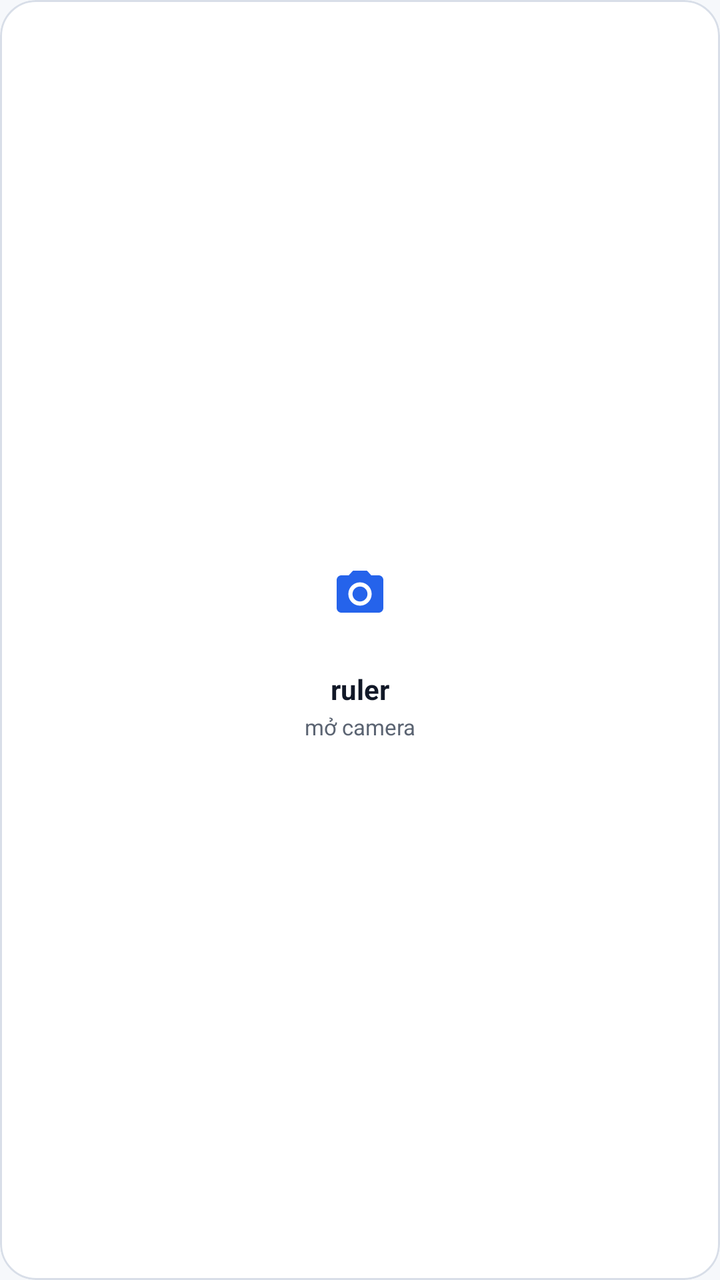
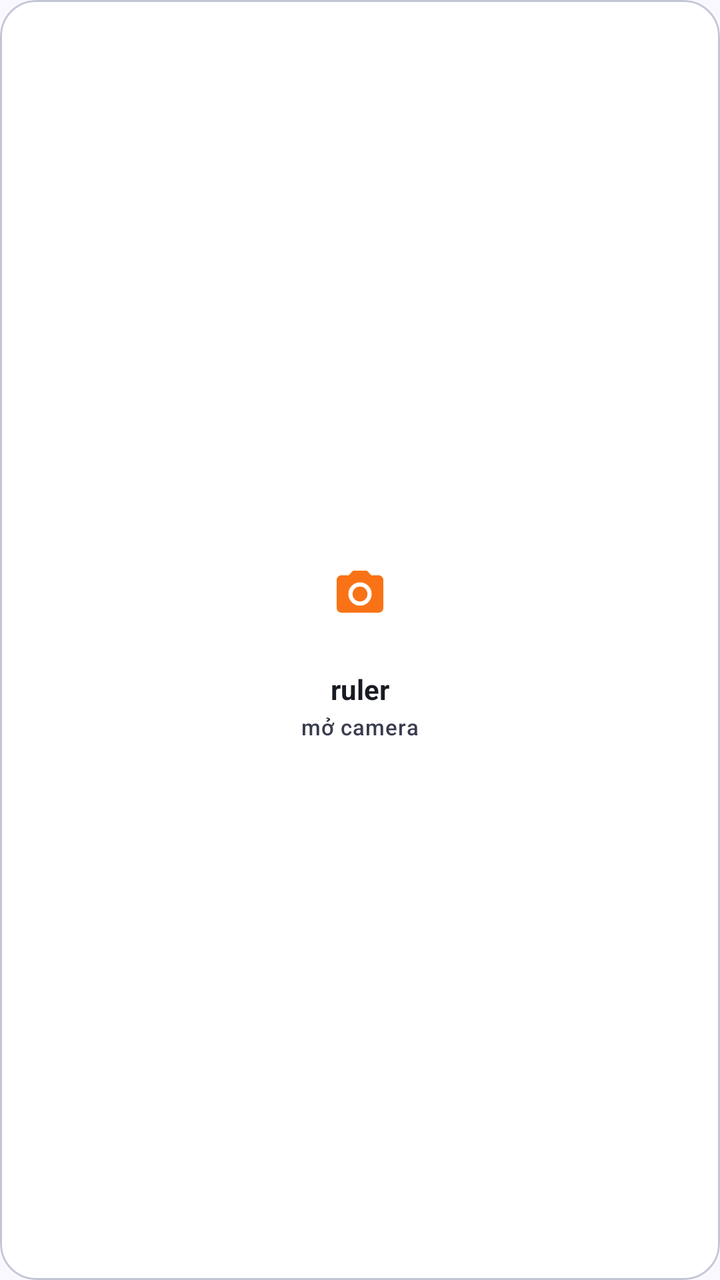

Screens rendered from an Android XML layout before and after an edit, with the pre-edit source and the edit as a unified diff.
<!-- AndroidManifest.xml: application theme Theme.ObjectLanguage -->
<!-- res/layout/item_dashboard_suggestion.xml -->
<?xml version="1.0" encoding="utf-8"?>
<com.google.android.material.card.MaterialCardView xmlns:android="http://schemas.android.com/apk/res/android"
    xmlns:app="http://schemas.android.com/apk/res-auto"
    android:layout_width="match_parent"
    android:layout_height="match_parent"
    android:clickable="true"
    android:focusable="true"
    android:foreground="?attr/selectableItemBackground"
    app:cardBackgroundColor="@color/surface"
    app:cardCornerRadius="18dp"
    app:cardElevation="0dp"
    app:strokeColor="@color/divider"
    app:strokeWidth="1dp">

    <LinearLayout
        android:layout_width="match_parent"
        android:layout_height="match_parent"
        android:gravity="center"
        android:orientation="vertical"
        android:padding="14dp">

        <ImageView
            android:id="@+id/ivSuggestionIcon"
            android:layout_width="56dp"
            android:layout_height="56dp"
            android:background="@drawable/bg_icon_surface"
            android:contentDescription="@null"
            android:padding="14dp"
            android:src="@drawable/ic_camera"
            app:tint="@color/card_scan_icon" />

        <TextView
            android:id="@+id/tvSuggestionTitle"
            android:layout_width="match_parent"
            android:layout_height="wrap_content"
            android:layout_marginTop="10dp"
            android:ellipsize="end"
            android:gravity="center"
            android:maxLines="1"
            android:text="ruler"
            android:textColor="@color/text_primary"
            android:textSize="14sp"
            android:textStyle="bold" />

        <TextView
            android:layout_width="match_parent"
            android:layout_height="wrap_content"
            android:layout_marginTop="2dp"
            android:ellipsize="end"
            android:gravity="center"
            android:maxLines="1"
            android:text="@string/dashboard_suggestion_scan_hint"
            android:textColor="@color/text_secondary"
            android:textSize="11sp" />
    </LinearLayout>
</com.google.android.material.card.MaterialCardView>
<!-- resources referenced by this layout -->
<resources>
  <color name="card_scan_icon">#2563EB</color>
  <color name="divider">#D8DEE8</color>
  <color name="surface">#FFFFFF</color>
  <color name="text_primary">#111827</color>
  <color name="text_secondary">#5B6472</color>
  <!-- drawable bg_icon_surface (drawable) -->
  <?xml version="1.0" encoding="utf-8"?>
  <shape xmlns:android="http://schemas.android.com/apk/res/android"
      android:shape="oval">
      <solid android:color="@color/surface" />
  </shape>
  <string name="dashboard_suggestion_scan_hint">mở camera</string>
  <style name="Theme.ObjectLanguage" parent="Theme.Material3.Light.NoActionBar">
          <item name="colorPrimary">@color/primary</item>
          <item name="colorPrimaryVariant">@color/primary_dark</item>
          <item name="colorOnPrimary">@color/text_on_primary</item>
          <item name="colorSecondary">@color/secondary</item>
          <item name="colorOnSecondary">@color/text_on_primary</item>
          <item name="android:colorBackground">@color/background</item>
          <item name="android:windowBackground">@color/background</item>
          <item name="colorSurface">@color/surface</item>
          <item name="android:statusBarColor">@color/background</item>
          <item name="android:windowLightStatusBar">true</item>
          <item name="android:navigationBarColor">@color/surface</item>
          <item name="android:windowLightNavigationBar" tools:targetApi="o_mr1">true</item>
          
          <item name="cardViewStyle">@style/Widget.App.CardView</item>
          <item name="bottomNavigationStyle">@style/Widget.App.BottomNav</item>
      </style>
  <color name="primary">#2563EB</color>
  <color name="primary_dark">#1E40AF</color>
  <color name="text_on_primary">#FFFFFF</color>
  <color name="secondary">#16A34A</color>
  <color name="background">#F6F8FB</color>
  <style name="Widget.App.CardView" parent="Widget.Material3.CardView.Elevated">
          <item name="cardBackgroundColor">@color/surface</item>
          <item name="cardCornerRadius">14dp</item>
          <item name="cardElevation">0dp</item>
          <item name="strokeWidth">0dp</item>
      </style>
  <style name="Widget.App.BottomNav" parent="Widget.Material3.BottomNavigationView">
          <item name="backgroundTint">@color/bottom_nav_bg</item>
          <item name="itemIconTint">@color/bottom_nav_color</item>
          <item name="itemTextColor">@color/bottom_nav_color</item>
          <item name="itemActiveIndicatorStyle">@style/Widget.App.BottomNav.ActiveIndicator</item>
          <item name="labelVisibilityMode">labeled</item>
          <item name="itemRippleColor">@color/primary_light</item>
      </style>
  <color name="bottom_nav_bg">#FFFFFF</color>
  <style name="Widget.App.BottomNav.ActiveIndicator" parent="Widget.Material3.BottomNavigationView.ActiveIndicator">
          <item name="android:color">@color/surface_variant</item>
          <item name="shapeAppearance">@style/ShapeAppearance.App.SmallComponent</item>
      </style>
  <color name="primary_light">#DBEAFE</color>
  <color name="surface_variant">#EAF0F7</color>
  <style name="ShapeAppearance.App.SmallComponent" parent="ShapeAppearance.Material3.SmallComponent">
          <item name="cornerSize">14dp</item>
      </style>
  <!-- unchanged entries left out for length: 1 -->
</resources>

<!-- the commit's change to res/layout/item_dashboard_suggestion.xml (unified diff, before → after) -->
@@ -50,7 +50,7 @@
             android:gravity="center"
             android:maxLines="1"
             android:text="@string/dashboard_suggestion_scan_hint"
-            android:textColor="@color/text_secondary"
+            android:textAppearance="@style/TextAppearance.App.Caption"
             android:textSize="11sp" />
     </LinearLayout>
 </com.google.android.material.card.MaterialCardView>
<!-- resource entries referenced after the edit -->
@@ -1,10 +1,9 @@
 <!-- resources referenced by this layout -->
 <resources>
-  <color name="card_scan_icon">#2563EB</color>
-  <color name="divider">#D8DEE8</color>
+  <color name="card_scan_icon">#F97316</color>
+  <color name="divider">#C3C6D7</color>
   <color name="surface">#FFFFFF</color>
-  <color name="text_primary">#111827</color>
-  <color name="text_secondary">#5B6472</color>
+  <color name="text_primary">#191B23</color>
   <!-- drawable bg_icon_surface (drawable) -->
   <?xml version="1.0" encoding="utf-8"?>
   <shape xmlns:android="http://schemas.android.com/apk/res/android"
@@ -12,11 +11,20 @@
       <solid android:color="@color/surface" />
   </shape>
   <string name="dashboard_suggestion_scan_hint">mở camera</string>
+  <style name="TextAppearance.App.Caption" parent="TextAppearance.Material3.LabelSmall">
+          <item name="android:textColor">@color/text_muted</item>
+          <item name="android:textSize">11sp</item>
+          <item name="android:lineHeight">14sp</item>
+          <item name="android:letterSpacing">0.03</item>
+      </style>
   <style name="Theme.ObjectLanguage" parent="Theme.Material3.Light.NoActionBar">
+          
           <item name="colorPrimary">@color/primary</item>
           <item name="colorPrimaryVariant">@color/primary_dark</item>
           <item name="colorOnPrimary">@color/text_on_primary</item>
+          
           <item name="colorSecondary">@color/secondary</item>
+          <item name="colorTertiary">@color/violet</item>
           <item name="colorOnSecondary">@color/text_on_primary</item>
           <item name="android:colorBackground">@color/background</item>
           <item name="android:windowBackground">@color/background</item>
@@ -25,15 +33,17 @@
           <item name="android:windowLightStatusBar">true</item>
           <item name="android:navigationBarColor">@color/surface</item>
           <item name="android:windowLightNavigationBar" tools:targetApi="o_mr1">true</item>
-          
+  
           <item name="cardViewStyle">@style/Widget.App.CardView</item>
           <item name="bottomNavigationStyle">@style/Widget.App.BottomNav</item>
       </style>
-  <color name="primary">#2563EB</color>
-  <color name="primary_dark">#1E40AF</color>
+  <color name="text_muted">#3A3C4E</color>
+  <color name="primary">#004AC6</color>
+  <color name="primary_dark">#003EA8</color>
   <color name="text_on_primary">#FFFFFF</color>
-  <color name="secondary">#16A34A</color>
-  <color name="background">#F6F8FB</color>
+  <color name="secondary">#FD933D</color>
+  <color name="violet">#7C3AED</color>
+  <color name="background">#FAF8FF</color>
   <style name="Widget.App.CardView" parent="Widget.Material3.CardView.Elevated">
           <item name="cardBackgroundColor">@color/surface</item>
           <item name="cardCornerRadius">14dp</item>
@@ -53,8 +63,8 @@
           <item name="android:color">@color/surface_variant</item>
           <item name="shapeAppearance">@style/ShapeAppearance.App.SmallComponent</item>
       </style>
-  <color name="primary_light">#DBEAFE</color>
-  <color name="surface_variant">#EAF0F7</color>
+  <color name="primary_light">#DBE1FF</color>
+  <color name="surface_variant">#E1E2ED</color>
   <style name="ShapeAppearance.App.SmallComponent" parent="ShapeAppearance.Material3.SmallComponent">
           <item name="cornerSize">14dp</item>
       </style>
